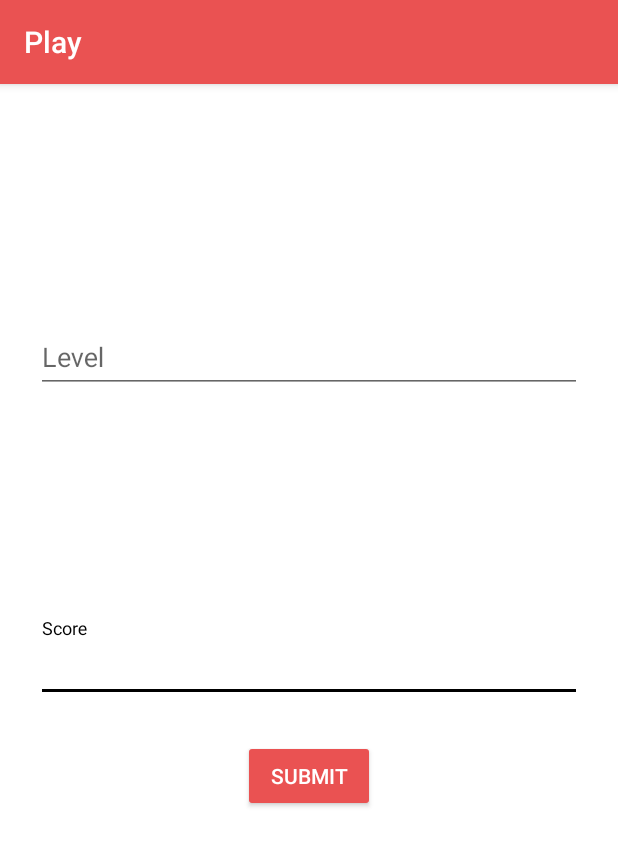
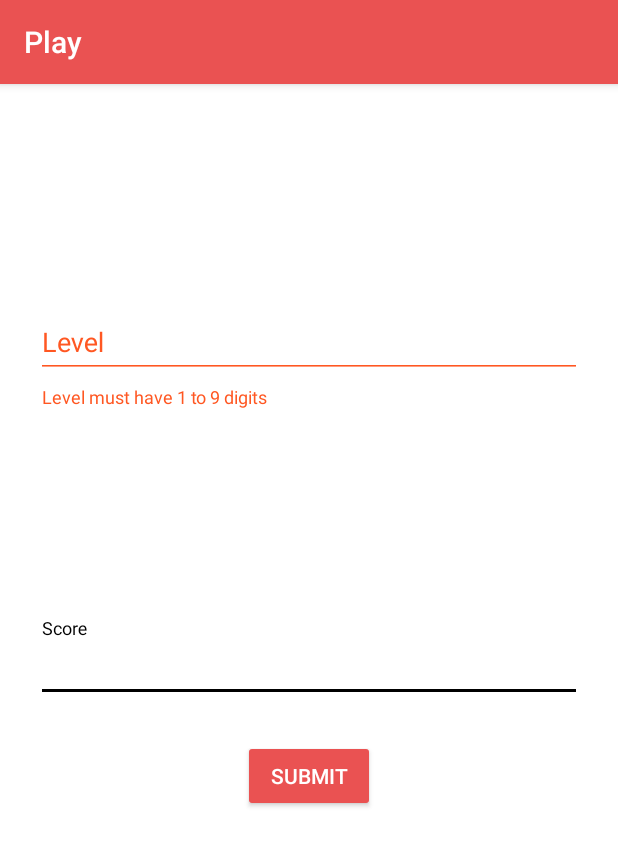
Before and after one commit to razz97/WormyAndroid, an Android app: the PlayActivity screen opened directly, with no data from a screen before it, after a tap on "SUBMIT", on a phone screen of 412 x 824 dp. Shown: the top 846 px of the screen. Run offline under Robolectric (Android 15) with nearby library versions, the phone set to English and light mode, and no system bars; network calls fail.

Commit message:
history layouts and play bug

```diff
--- a/app/src/main/java/com/stucom/abou/game/activities/PlayActivity.java
+++ b/app/src/main/java/com/stucom/abou/game/activities/PlayActivity.java
@@ -39,7 +39,7 @@ public class PlayActivity extends AppCompatActivity {
         button.setOnClickListener(new View.OnClickListener() {
             @Override
             public void onClick(View v) {
-                if (validateScore() && validateLevel())
+                if (validateLevel() && validateScore())
                     submitScore();
             }
         });
@@ -48,18 +48,18 @@ public class PlayActivity extends AppCompatActivity {
     private boolean validateScore() {
         boolean valid = false;
         if (input.getEditText() != null)
-            valid = Pattern.compile("^\\d{9}$").matcher(input.getEditText().getText()).matches();
-        if (valid)
+            valid = Pattern.compile("^\\s*-?[0-9]{1,9}\\s*$").matcher(input.getEditText().getText()).matches();
+        if (!valid)
             input.setError("Score must have 1 to 9 digits");
         return valid;
     }
 
     private boolean validateLevel() {
         boolean valid = false;
-        if (input.getEditText() != null)
-            valid = Pattern.compile("^\\d{9}$").matcher(input.getEditText().getText()).matches();
-        if (valid)
-            input.setError("Level must have 1 to 9 digits");
+        if (inputLevel.getEditText() != null)
+            valid = Pattern.compile("^\\s*-?[0-9]{1,9}\\s*$").matcher(inputLevel.getEditText().getText()).matches();
+        if (!valid)
+            inputLevel.setError("Level must have 1 to 9 digits");
         return valid;
     }
 
```
Also changed, not shown: app/src/main/java/com/stucom/abou/game/activities/ranking/HistoryActivity.java (+6 -5 lines), app/src/main/res/layout/item_score.xml (+30 -17 lines).
